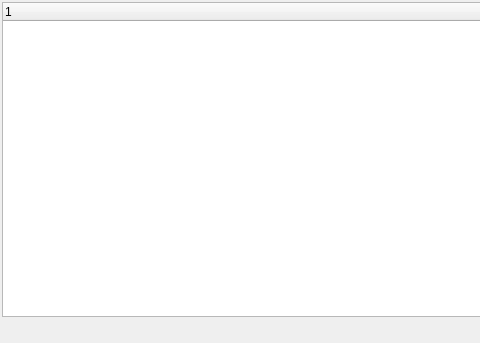
The window that GUI/pgdbatool/dlgexecutemodel.ui (marcotcal/PG-DBA-Tools) describes before a commit, drawn with Qt 5; both pictures show x 0 to 480 and y 0 to 343 of the 721 by 343 pixel window.
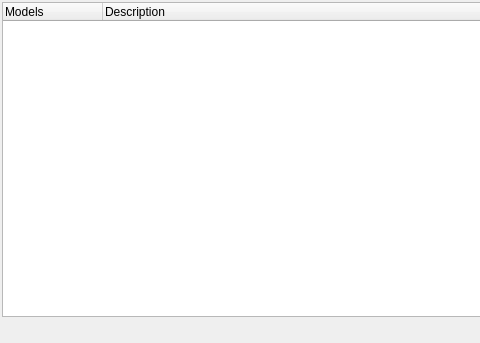
The same window after the commit.

Commit message: |Execute model

```diff
--- a/GUI/pgdbatool/dlgexecutemodel.ui
+++ b/GUI/pgdbatool/dlgexecutemodel.ui
@@ -33,7 +33,12 @@
     <widget class="QTreeWidget" name="model_tree">
      <column>
       <property name="text">
-       <string notr="true">1</string>
+       <string>Models</string>
+      </property>
+     </column>
+     <column>
+      <property name="text">
+       <string>Description</string>
       </property>
      </column>
     </widget>
```
The commit also changes 13 other files.
